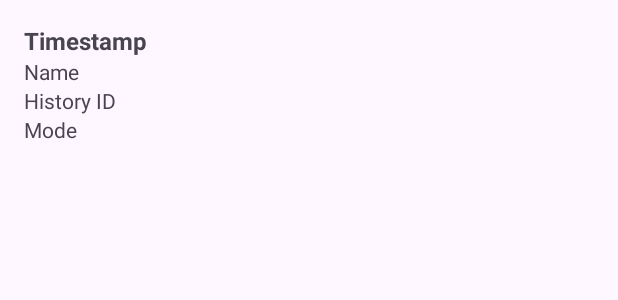
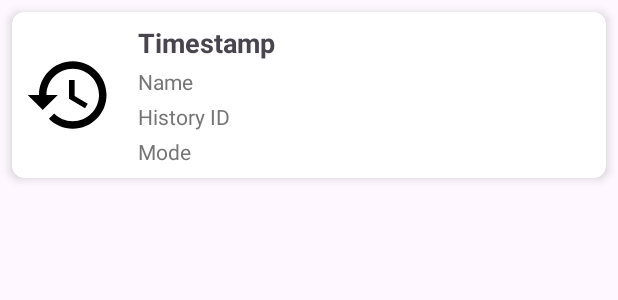
Before and after one commit to chnle3012/app_iot, an Android app: the layout item_history.xml on its own in the app's theme, with its tools: preview values and no code run, on a phone screen of 412 x 824 dp. Shown: the top 300 px of the screen. Run offline under Robolectric (Android 15) with nearby library versions, the phone set to English and light mode, and no system bars; network calls fail.

Commit message:
api call history test

```diff
--- a/app/src/main/java/com/example/btl_iot/util/Constants.java
+++ b/app/src/main/java/com/example/btl_iot/util/Constants.java
@@ -2,7 +2,7 @@ package com.example.btl_iot.util;
 
 public class Constants {
     // API Base URL
-    public static final String BASE_URL = "http://159.223.90.88/";
+    public static final String BASE_URL = "http://209.97.160.79/";
 
     // SharedPreferences
     public static final String PREF_NAME = "btl_iot_prefs";
--- a/app/src/main/res/layout/fragment_history.xml
+++ b/app/src/main/res/layout/fragment_history.xml
@@ -3,7 +3,7 @@
     android:layout_width="match_parent"
     android:layout_height="match_parent"
     android:orientation="vertical"
-    android:padding="16dp">
+    android:padding="8dp">
 
     <ProgressBar
         android:id="@+id/progress_bar"
@@ -16,5 +16,5 @@
         android:id="@+id/recycler_view_history"
         android:layout_width="match_parent"
         android:layout_height="match_parent"
-        android:layout_marginTop="16dp" />
+        android:layout_marginTop="8dp" />
 </LinearLayout>
--- a/app/src/main/res/layout/fragment_warning.xml
+++ b/app/src/main/res/layout/fragment_warning.xml
@@ -3,7 +3,7 @@
     android:layout_width="match_parent"
     android:layout_height="match_parent"
     android:orientation="vertical"
-    android:padding="16dp">
+    android:padding="8dp">
 
     <ProgressBar
         android:id="@+id/progress_bar_warning"
@@ -16,5 +16,5 @@
         android:id="@+id/recycler_view_warning"
         android:layout_width="match_parent"
         android:layout_height="match_parent"
-        android:layout_marginTop="16dp" />
+        android:layout_marginTop="8dp" />
 </LinearLayout>
--- a/app/src/main/res/layout/item_history.xml
+++ b/app/src/main/res/layout/item_history.xml
@@ -1,36 +1,85 @@
-<LinearLayout
+<?xml version="1.0" encoding="utf-8"?>
+<androidx.cardview.widget.CardView
     xmlns:android="http://schemas.android.com/apk/res/android"
+    xmlns:app="http://schemas.android.com/apk/res-auto"
+    xmlns:tools="http://schemas.android.com/tools"
     android:layout_width="match_parent"
     android:layout_height="wrap_content"
-    android:orientation="vertical"
-    android:padding="16dp">
+    android:layout_margin="8dp"
+    app:cardCornerRadius="8dp"
+    app:cardElevation="4dp">
+
+    <androidx.constraintlayout.widget.ConstraintLayout
+        android:layout_width="match_parent"
+        android:layout_height="wrap_content"
+        android:padding="8dp">
+
+        <ImageView
+            android:id="@+id/history_item_icon"
+            android:layout_width="60dp"
+            android:layout_height="60dp"
+            android:scaleType="centerCrop"
+            android:src="@drawable/ic_history"
+            android:contentDescription="History Icon"
+            app:layout_constraintStart_toStartOf="parent"
+            app:layout_constraintTop_toTopOf="parent"
+            app:layout_constraintBottom_toBottomOf="parent"
+            app:layout_constraintEnd_toStartOf="@id/history_item_title" />
 
         <TextView
             android:id="@+id/history_item_title"
-        android:layout_width="match_parent"
+            android:layout_width="0dp"
             android:layout_height="wrap_content"
-        android:text="Timestamp"
-        android:textSize="16sp"
-        android:textStyle="bold" />
+            android:layout_marginStart="16dp"
+            android:textSize="18sp"
+            android:textStyle="bold"
+            app:layout_constraintStart_toEndOf="@id/history_item_icon"
+            app:layout_constraintEnd_toEndOf="parent"
+            app:layout_constraintTop_toTopOf="@id/history_item_icon"
+            app:layout_constraintBottom_toTopOf="@id/history_item_name"
+            tools:text="Timestamp" />
 
         <TextView
             android:id="@+id/history_item_name"
-        android:layout_width="match_parent"
+            android:layout_width="0dp"
             android:layout_height="wrap_content"
-        android:text="Name"
-        android:textSize="14sp" />
+            android:layout_marginStart="16dp"
+            android:layout_marginTop="4dp"
+            android:textSize="14sp"
+            android:textColor="#757575"
+            app:layout_constraintStart_toEndOf="@id/history_item_icon"
+            app:layout_constraintEnd_toEndOf="parent"
+            app:layout_constraintTop_toBottomOf="@id/history_item_title"
+            app:layout_constraintBottom_toTopOf="@id/history_item_id"
+            tools:text="Name" />
 
         <TextView
             android:id="@+id/history_item_id"
-        android:layout_width="match_parent"
+            android:layout_width="0dp"
             android:layout_height="wrap_content"
-        android:text="History ID"
-        android:textSize="14sp" />
+            android:layout_marginStart="16dp"
+            android:layout_marginTop="4dp"
+            android:textSize="14sp"
+            android:textColor="#757575"
+            app:layout_constraintStart_toEndOf="@id/history_item_icon"
+            app:layout_constraintEnd_toEndOf="parent"
+            app:layout_constraintTop_toBottomOf="@id/history_item_name"
+            app:layout_constraintBottom_toTopOf="@id/history_item_mode"
+            tools:text="History ID" />
 
         <TextView
             android:id="@+id/history_item_mode"
-        android:layout_width="match_parent"
+            android:layout_width="0dp"
             android:layout_height="wrap_content"
-        android:text="Mode"
-        android:textSize="14sp" />
-</LinearLayout>
+            android:layout_marginStart="16dp"
+            android:layout_marginTop="4dp"
+            android:textSize="14sp"
+            android:textColor="#757575"
+            app:layout_constraintStart_toEndOf="@id/history_item_icon"
+            app:layout_constraintEnd_toEndOf="parent"
+            app:layout_constraintTop_toBottomOf="@id/history_item_id"
+            app:layout_constraintBottom_toBottomOf="@id/history_item_icon"
+            tools:text="Mode" />
+
+    </androidx.constraintlayout.widget.ConstraintLayout>
+</androidx.cardview.widget.CardView>
```
Also changed, not shown: app/src/main/java/com/example/btl_iot/ui/history/HistoryFragment.java (+19 -1 lines), app/src/main/java/com/example/btl_iot/ui/warnings/WarningsFragment.java (+15 -1 lines), app/src/main/res/layout/item_warning.xml (+60 -24 lines). Lines whose indentation alone changed are shown as unchanged.
